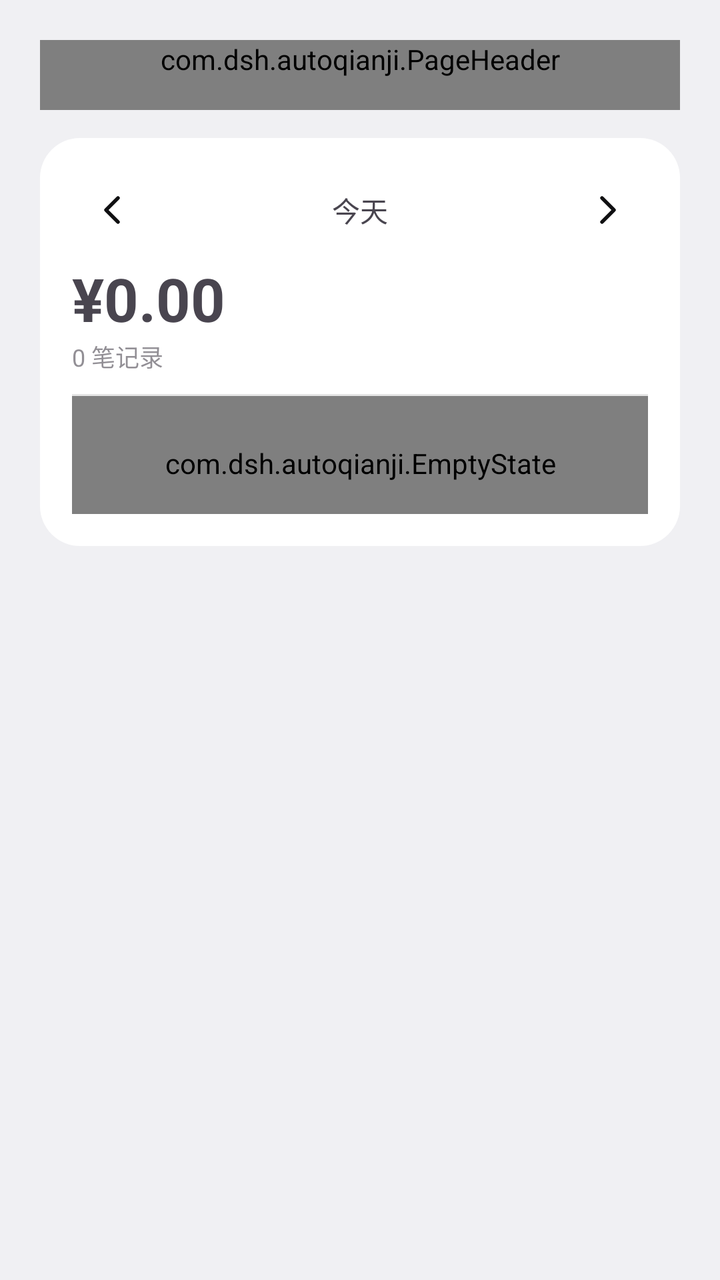
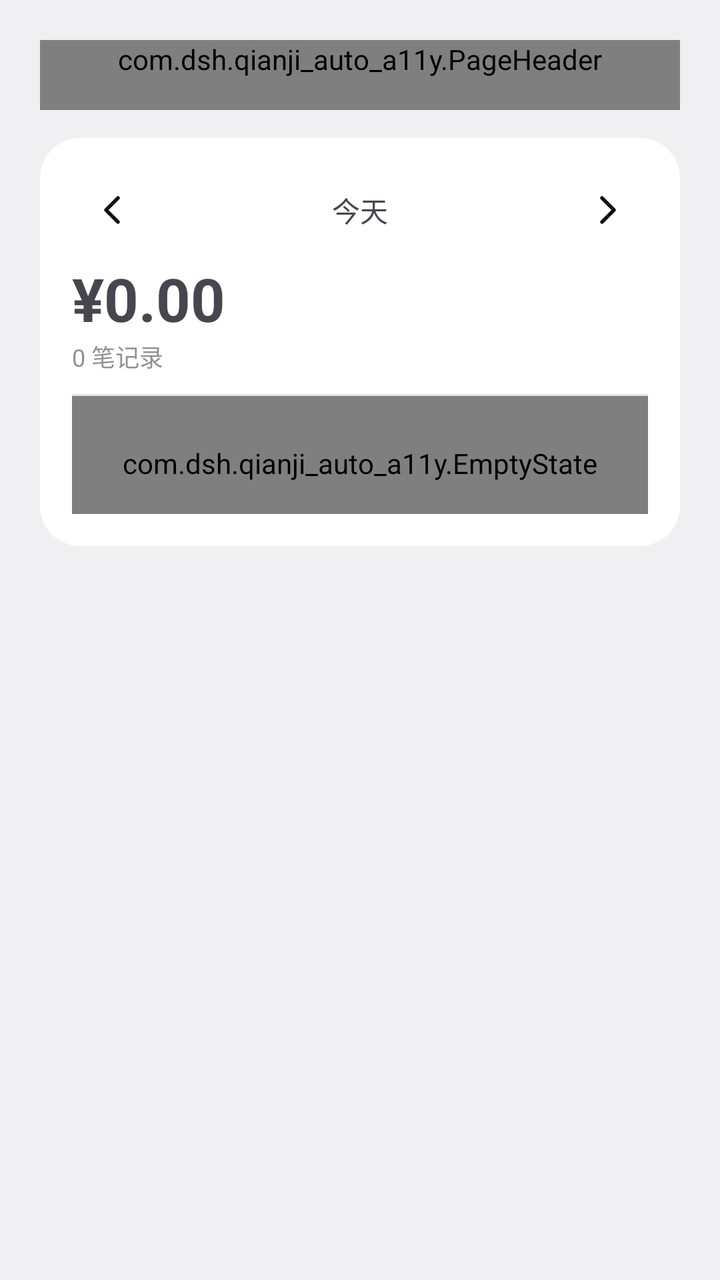

Before-and-after screenshots of an Android layout around one commit, followed by the original layout XML and the change that was made.
<!-- AndroidManifest.xml: activity theme Theme.AutoQianji.Page -->
<!-- res/layout/activity_log.xml -->
<?xml version="1.0" encoding="utf-8"?>
<LinearLayout xmlns:android="http://schemas.android.com/apk/res/android"
    xmlns:app="http://schemas.android.com/apk/res-auto"
    android:layout_width="match_parent"
    android:layout_height="match_parent"
    android:fitsSystemWindows="true"
    android:orientation="vertical">

    <ScrollView
        android:id="@+id/pageScroll"
        android:layout_width="match_parent"
        android:layout_height="0dp"
        android:layout_weight="1">

        <LinearLayout
            android:layout_width="match_parent"
            android:layout_height="wrap_content"
            android:orientation="vertical"
            android:paddingStart="20dp"
            android:paddingTop="20dp"
            android:paddingEnd="20dp"
            android:paddingBottom="16dp">

            <com.dsh.autoqianji.PageHeader
                android:id="@+id/pageHeader"
                android:layout_width="match_parent"
                android:layout_height="wrap_content"
                android:paddingBottom="16dp"
                app:headerTitle="记账记录"
                app:headerSubtitle="按天查看，支持勾选批量删除" />

<LinearLayout
                android:id="@+id/selBar"
                android:layout_width="match_parent"
                android:layout_height="wrap_content"
                android:layout_marginTop="10dp"
                android:background="@drawable/notif_bg"
                android:gravity="center_vertical"
                android:orientation="horizontal"
                android:paddingStart="16dp"
                android:paddingTop="10dp"
                android:paddingEnd="8dp"
                android:paddingBottom="10dp"
                android:visibility="gone">

                <TextView
                    android:id="@+id/tvSelCount"
                    android:layout_width="0dp"
                    android:layout_height="wrap_content"
                    android:layout_weight="1"
                    android:text="已选 0 项"
                    android:textSize="13sp" />

                <TextView
                    android:id="@+id/btnSelAll"
                    android:layout_width="wrap_content"
                    android:layout_height="wrap_content"
                    android:paddingStart="10dp"
                    android:paddingTop="6dp"
                    android:paddingEnd="10dp"
                    android:paddingBottom="6dp"
                    android:text="全选"
                    android:textColor="@color/accent"
                    android:textSize="13sp" />

                <TextView
                    android:id="@+id/btnSelDelete"
                    android:layout_width="wrap_content"
                    android:layout_height="wrap_content"
                    android:paddingStart="10dp"
                    android:paddingTop="6dp"
                    android:paddingEnd="10dp"
                    android:paddingBottom="6dp"
                    android:text="删除"
                    android:textColor="#FF6B6B"
                    android:textSize="13sp" />

                <TextView
                    android:id="@+id/btnSelCancel"
                    android:layout_width="wrap_content"
                    android:layout_height="wrap_content"
                    android:paddingStart="10dp"
                    android:paddingTop="6dp"
                    android:paddingEnd="10dp"
                    android:paddingBottom="6dp"
                    android:text="取消"
                    android:textSize="13sp"
                    android:alpha="0.7" />
            </LinearLayout>

            <LinearLayout
                android:layout_width="match_parent"
                android:layout_height="wrap_content"
                android:layout_marginTop="14dp"
                android:background="@drawable/notif_bg"
                android:orientation="vertical"
                android:padding="16dp">

                <LinearLayout
                    android:layout_width="match_parent"
                    android:layout_height="wrap_content"
                    android:gravity="center_vertical"
                    android:orientation="horizontal">

                    <ImageView
                        android:id="@+id/btnPrevDay"
                        android:layout_width="40dp"
                        android:layout_height="40dp"
                        android:contentDescription="前一天"
                        android:padding="8dp"
                        android:src="@drawable/ic_chevron_left" />

                    <TextView
                        android:id="@+id/tvDayLabel"
                        android:layout_width="0dp"
                        android:layout_height="wrap_content"
                        android:layout_weight="1"
                        android:gravity="center"
                        android:text="今天"
                        android:textSize="14sp" />

                    <ImageView
                        android:id="@+id/btnNextDay"
                        android:layout_width="40dp"
                        android:layout_height="40dp"
                        android:contentDescription="后一天"
                        android:padding="8dp"
                        android:src="@drawable/ic_chevron_right" />
                </LinearLayout>

                <TextView
                    android:id="@+id/tvAmount"
                    android:layout_width="match_parent"
                    android:layout_height="wrap_content"
                    android:paddingTop="4dp"
                    android:text="¥0.00"
                    android:textSize="30sp"
                    android:textStyle="bold" />

                <TextView
                    android:id="@+id/tvDaySummary"
                    android:layout_width="match_parent"
                    android:layout_height="wrap_content"
                    android:text="0 笔记录"
                    android:textSize="12sp"
                    android:alpha="0.6" />

                <View
                    android:layout_width="match_parent"
                    android:layout_height="1dp"
                    android:layout_marginTop="10dp"
                    android:background="@color/divider" />

                <LinearLayout
                    android:id="@+id/listEntries"
            android:animateLayoutChanges="true"
                    android:layout_width="match_parent"
                    android:layout_height="wrap_content"
                    android:orientation="vertical" />
        <com.dsh.autoqianji.EmptyState
            android:id="@+id/tvEmpty"
            android:layout_width="match_parent"
            android:layout_height="wrap_content"
            android:paddingTop="24dp"
            android:paddingBottom="16dp"
            app:emptyIcon="@drawable/ic_line_receipt"
            app:emptyTitle="这天还没有记录"
            app:emptyHint="记完账或导入账单后会出现在这里" />
</LinearLayout>
        </LinearLayout>
    </ScrollView>
</LinearLayout>
<!-- resources referenced by this layout -->
<resources>
  <color name="accent">#FF7C5CE0</color>
  <color name="divider">#1A000000</color>
  <!-- drawable ic_chevron_left (drawable) -->
  <?xml version="1.0" encoding="utf-8"?>
  <vector xmlns:android="http://schemas.android.com/apk/res/android"
      android:width="24dp"
      android:height="24dp"
      android:viewportWidth="24"
      android:viewportHeight="24">
      <path
          android:pathData="M15,6 L9,12 L15,18"
          android:strokeColor="@color/icon_primary"
          android:strokeWidth="1.8"
          android:strokeLineCap="round"
          android:strokeLineJoin="round"
          android:fillColor="@android:color/transparent" />
  </vector>
  <!-- drawable ic_chevron_right (drawable) -->
  <?xml version="1.0" encoding="utf-8"?>
  <vector xmlns:android="http://schemas.android.com/apk/res/android"
      android:width="24dp"
      android:height="24dp"
      android:viewportWidth="24"
      android:viewportHeight="24">
      <path
          android:pathData="M9,6 L15,12 L9,18"
          android:strokeColor="@color/icon_primary"
          android:strokeWidth="1.8"
          android:strokeLineCap="round"
          android:strokeLineJoin="round"
          android:fillColor="@android:color/transparent" />
  </vector>
  <!-- drawable ic_line_receipt (drawable) -->
  <?xml version="1.0" encoding="utf-8"?>
  <vector xmlns:android="http://schemas.android.com/apk/res/android"
      android:width="24dp"
      android:height="24dp"
      android:viewportWidth="24"
      android:viewportHeight="24">
      <path
          android:pathData="M5,3 H19 V21 L16,18.5 L13,21 L10,18.5 L7,21 L5,18.5 Z M8,8 H16 M8,12 H16"
          android:strokeColor="@color/icon_primary"
          android:strokeWidth="1.7"
          android:strokeLineCap="round"
          android:strokeLineJoin="round"
          android:fillColor="@android:color/transparent" />
  </vector>
  <!-- drawable notif_bg (drawable) -->
  <?xml version="1.0" encoding="utf-8"?>
  <shape xmlns:android="http://schemas.android.com/apk/res/android"
      android:shape="rectangle">
      <solid android:color="@color/card_bg" />
      <corners android:radius="20dp" />
  </shape>
  <style name="Theme.AutoQianji.Page" parent="Theme.AutoQianji" />
  <color name="icon_primary">#FF101012</color>
  <color name="card_bg">#FFFFFFFF</color>
  <style name="Theme.AutoQianji" parent="Theme.Material3.DayNight.NoActionBar">
          <item name="android:windowBackground">@color/app_bg</item>
          <item name="android:statusBarColor">@android:color/transparent</item>
          <item name="android:windowLightStatusBar">true</item>
      </style>
  <color name="app_bg">#FFF0F0F3</color>
</resources>

<!-- the commit's change to res/layout/activity_log.xml (unified diff, before → after) -->
@@ -21,7 +21,7 @@
             android:paddingEnd="20dp"
             android:paddingBottom="16dp">
 
-            <com.dsh.autoqianji.PageHeader
+            <com.dsh.qianji_auto_a11y.PageHeader
                 android:id="@+id/pageHeader"
                 android:layout_width="match_parent"
                 android:layout_height="wrap_content"
@@ -157,7 +157,7 @@
                     android:layout_width="match_parent"
                     android:layout_height="wrap_content"
                     android:orientation="vertical" />
-        <com.dsh.autoqianji.EmptyState
+        <com.dsh.qianji_auto_a11y.EmptyState
             android:id="@+id/tvEmpty"
             android:layout_width="match_parent"
             android:layout_height="wrap_content"
